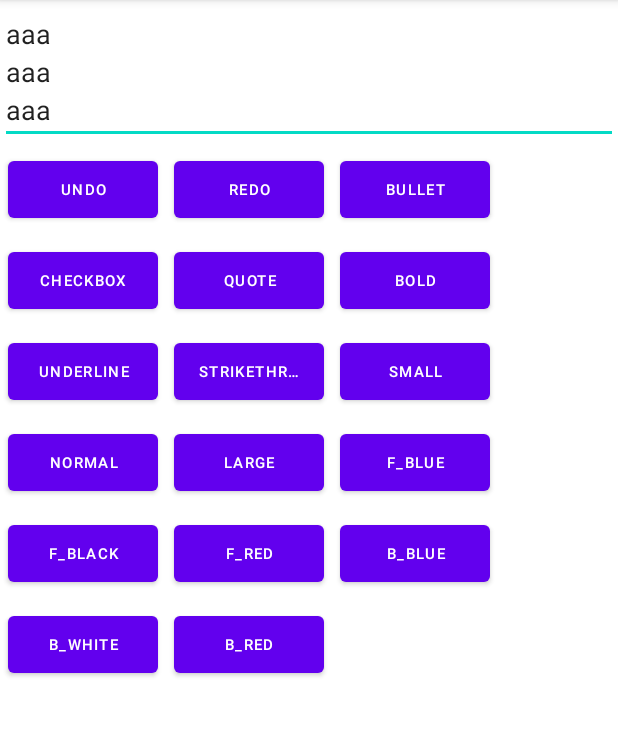
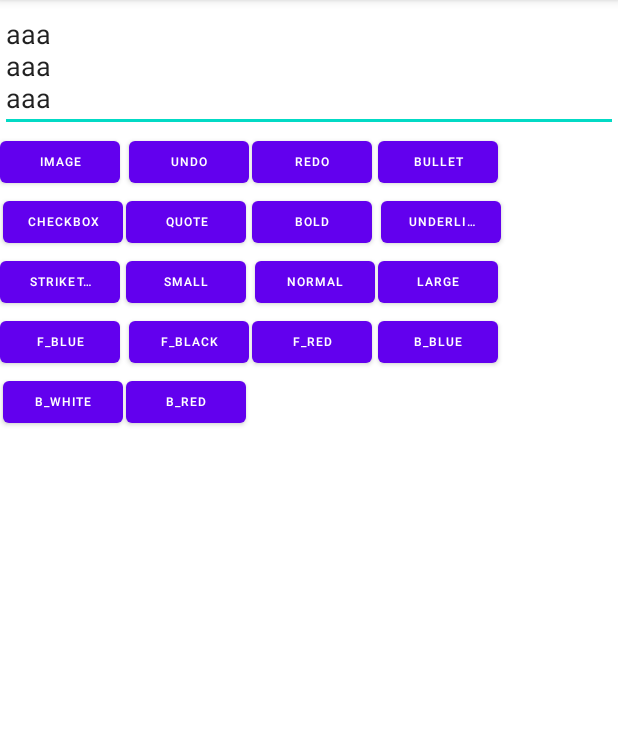
Before and after one commit to junhanRyu/MokaEditor, an Android app: the screen it shows after launch (MainActivity), on a phone screen of 412 x 824 dp, the part 84-820 px from its top. Run offline under Robolectric (Android 15) with nearby library versions, the phone set to English and light mode, and no system bars.

Commit message:
implement image span

```diff
--- a/library/src/main/java/com/luckyhan/studio/mokaeditor/MokaEditText.kt
+++ b/library/src/main/java/com/luckyhan/studio/mokaeditor/MokaEditText.kt
@@ -9,6 +9,7 @@ import android.util.AttributeSet
 import android.util.Log
 import android.view.KeyEvent
 import android.view.MotionEvent
+import android.view.ViewTreeObserver
 import android.view.inputmethod.InputConnection
 import android.view.inputmethod.InputConnectionWrapper
 import androidx.appcompat.widget.AppCompatEditText
@@ -44,10 +45,19 @@ class MokaEditText : AppCompatEditText {
     override fun onSelectionChanged(selStart: Int, selEnd: Int) {
         val source = text.toString()
 
-        if(selStart == selEnd && selStart < source.length && (source.isNotEmpty()) && source.substring(selStart, selStart+1) == MokaTextUtil.META_CHARACTER){
+        if(selStart == selEnd && selStart < source.length &&
+            (source.isNotEmpty()) &&
+            source.substring(selStart, selStart+1) == MokaTextUtil.META_CHARACTER){
             Log.d(TAG, "selection adjust start : $selStart, end : $selEnd")
             setSelection(selStart+1)
-        }else{
+        }
+        else if(selStart == selEnd && selStart < source.length &&
+            (source.isNotEmpty()) &&
+            source.substring(selStart, selStart+1)[0] == MokaTextUtil.IMAGE_PLACEHOLDER_CHARACTER[1]){
+            Log.d(TAG, "selection adjust start : $selStart, end : $selEnd")
+            setSelection(selStart-1)
+        }
+        else{
             super.onSelectionChanged(selStart, selEnd)
             selectionChangeListenr?.onSelectionChanged()
             Log.d(TAG, "selection start : $selStart, end : $selEnd")
@@ -154,7 +164,7 @@ class MokaEditText : AppCompatEditText {
     init {
         // hardwareAccelerator makes text layout overlapped vertically.
         //setLayerType(LAYER_TYPE_SOFTWARE, null)
-        setLineSpacing(0f, 1.2f)
+        //setLineSpacing(0f, 1.2f)
         addTextChangedListener(textWatcher)
     }
 
@@ -205,7 +215,6 @@ class MokaEditText : AppCompatEditText {
         return spans?.filter {
             val posX = x.roundToInt() - totalPaddingLeft
             val posY = y.roundToInt() - totalPaddingTop
-            Log.d("RichCheckBoxSpan", "posX : $posX, posY : $posY")
             (posX in it.clickableLeft..it.clickableRight && posY in it.clickableTop..it.clickableBottom)
         }
     }
@@ -217,11 +226,44 @@ class MokaEditText : AppCompatEditText {
         }
     }
 
+
+    // very tricky. spans have to be restored after layouting edittext view. so, this callback is used.
+    // if I can find any better way to resolve this problem, I have to refactor this implementation.
+    interface GlobalLayoutListenerCallback{
+        fun finished()
+    }
+
+    inner class GlobalLayoutListenr(
+        var contents : String? = null,
+        var callback : GlobalLayoutListenerCallback? = null)
+        : ViewTreeObserver.OnGlobalLayoutListener{
+        override fun onGlobalLayout() {
+            contents?.let{
+                val source = it
+                spanParser.parseString(this@MokaEditText, source)
+            }
+            callback?.finished()
+        }
+    }
+
+    private val globalLayoutListerCallback = object : GlobalLayoutListenerCallback{
+        override fun finished() {
+            viewTreeObserver.removeOnGlobalLayoutListener(globalLayoutListener)
+        }
+    }
+
+    val globalLayoutListener = GlobalLayoutListenr()
+
     override fun onRestoreInstanceState(state: Parcelable?) {
         when (state) {
             is SavedState -> {
                 super.onRestoreInstanceState(state.superState)
-                state.spannedContents?.let { spanParser.parseString(this, it) }
+                state.spannedContents?.let {
+                    spanParser.parseString(this, it)
+                    globalLayoutListener.contents = it
+                    globalLayoutListener.callback = globalLayoutListerCallback
+                    viewTreeObserver.addOnGlobalLayoutListener(globalLayoutListener)
+                }
             }
             else -> super.onRestoreInstanceState(state)
         }
--- a/library/src/main/java/com/luckyhan/studio/mokaeditor/util/MokaTextUtil.kt
+++ b/library/src/main/java/com/luckyhan/studio/mokaeditor/util/MokaTextUtil.kt
@@ -5,6 +5,7 @@ import java.lang.UnsupportedOperationException
 object MokaTextUtil {
 
     val META_CHARACTER = "\uFEFF"
+    val IMAGE_PLACEHOLDER_CHARACTER = "\n\u25A1"
 
     fun getStartOfLine(text: String, offset: Int): Int {
         if (offset < 0 || offset > text.length)
--- a/sample/src/main/java/com/luckyhan/studio/mokaeditor/sample/MainActivity.kt
+++ b/sample/src/main/java/com/luckyhan/studio/mokaeditor/sample/MainActivity.kt
@@ -1,24 +1,79 @@
 package com.luckyhan.studio.mokaeditor.sample
 
+import android.app.Activity
+import android.content.Intent
 import android.graphics.Color
+import android.net.Uri
+import android.os.Bundle
+import android.provider.MediaStore
+import android.util.Log
+import android.widget.Button
+import android.widget.ImageView
+import androidx.activity.result.contract.ActivityResultContracts
 import androidx.appcompat.app.AppCompatActivity
-import android.os.Bundle
-import android.widget.Button
 import androidx.lifecycle.lifecycleScope
-import com.luckyhan.studio.mokaeditor.DefaultMokaSpanParser
 import com.luckyhan.studio.mokaeditor.MokaEditText
 import com.luckyhan.studio.mokaeditor.MokaSpanTool
 import com.luckyhan.studio.mokaeditor.span.character.*
 import com.luckyhan.studio.mokaeditor.span.paragraph.MokaBulletSpan
 import com.luckyhan.studio.mokaeditor.span.paragraph.MokaCheckBoxSpan
 import com.luckyhan.studio.mokaeditor.span.paragraph.MokaQuoteSpan
+import java.io.File
+import java.io.FileOutputStream
+
 
 class MainActivity : AppCompatActivity() {
+
+    private lateinit var imageView: ImageView
+    private lateinit var spanTool: MokaSpanTool
+    private lateinit var editext: MokaEditText
+
+    private val galleryActivity = registerForActivityResult(
+        ActivityResultContracts.StartActivityForResult()
+    ) {
+        Log.d("MainActivity", "StartActivityForResult")
+        if (it.resultCode == Activity.RESULT_OK) {
+            val selectedImage: Uri? = it.data?.data
+            selectedImage?.let { uri ->
+                try {
+                    externalCacheDir?.let {dir->
+                        val imageName = File(dir, "img" + System.currentTimeMillis())
+                        val inputStream = contentResolver.openInputStream(uri)
+                        inputStream?.let {
+                            val outputStream = FileOutputStream(imageName)
+                            val bytes = ByteArray(1024)
+                            var len = 0
+                            while (inputStream.read(bytes).also { len = it } != -1) {
+                                outputStream.write(bytes, 0, len)
+                            }
+                            inputStream.close()
+                            outputStream.close()
+                            Log.d("MainActivity", "parent : ${dir.path} ,name : ${imageName.name}")
+                            MokaImageSpan.imageDir = externalCacheDir
+                            val imageSpan = MokaImageSpan(editext, imageName.name)
+                            spanTool.setImageSpan(imageSpan)
+                        }
+
+                    }
+                } catch (e: Exception) {
+                    Log.d("MainActivity", "File error")
+                }
+                /*contentResolver.openFileDescriptor(selectedImage, "r").use { pfd->
+                    pfd?.let{
+                        Log.d("MainActivity", "pfd there")
+                        val image = BitmapFactory.decodeFileDescriptor(pfd.fileDescriptor)
+                        imageView.setImageBitmap(image)
+                    }
+                }*/
+            }
+        }
+    }
+
     override fun onCreate(savedInstanceState: Bundle?) {
         super.onCreate(savedInstanceState)
         setContentView(R.layout.activity_main)
 
-        val editor = findViewById<MokaEditText>(R.id.editor)
+        editext = findViewById<MokaEditText>(R.id.editor)
 
         val bullet = findViewById<Button>(R.id.bullet)
         val checkbox = findViewById<Button>(R.id.checkbox)
@@ -43,63 +98,73 @@ class MainActivity : AppCompatActivity() {
         val undo = findViewById<Button>(R.id.undo)
         val redo = findViewById<Button>(R.id.redo)
 
-        val spanTool = MokaSpanTool(editor, lifecycleScope)
-        editor.textChangeListener = spanTool
+        val image = findViewById<Button>(R.id.image)
 
-        undo.setOnClickListener{
+        spanTool = MokaSpanTool(editext, lifecycleScope)
+        editext.textChangeListener = spanTool
+
+        image.setOnClickListener {
+            val intent = Intent(
+                Intent.ACTION_PICK,
+                MediaStore.Images.Media.INTERNAL_CONTENT_URI
+            )
+            galleryActivity.launch(intent)
+        }
+
+        undo.setOnClickListener {
             spanTool.undo()
         }
-        redo.setOnClickListener{
+        redo.setOnClickListener {
             spanTool.redo()
         }
 
-        bullet.setOnClickListener{
+        bullet.setOnClickListener {
             spanTool.toggleParagraphStyleSpan(MokaBulletSpan())
         }
-        checkbox.setOnClickListener{
-            spanTool.toggleParagraphStyleSpan(MokaCheckBoxSpan(editor))
+        checkbox.setOnClickListener {
+            spanTool.toggleParagraphStyleSpan(MokaCheckBoxSpan(editext))
         }
-        quote.setOnClickListener{
+        quote.setOnClickListener {
             spanTool.toggleParagraphStyleSpan(MokaQuoteSpan())
         }
 
-        bold.setOnClickListener{
+        bold.setOnClickListener {
             spanTool.toggleCharacterStyleSpan(MokaBoldSpan())
         }
-        underline.setOnClickListener{
+        underline.setOnClickListener {
             spanTool.toggleCharacterStyleSpan(MokaUnderlineSpan())
         }
-        strikethrough.setOnClickListener{
+        strikethrough.setOnClickListener {
             spanTool.toggleCharacterStyleSpan(MokaStrikethroughSpan())
         }
 
-        sizeSmall.setOnClickListener{
+        sizeSmall.setOnClickListener {
             spanTool.replaceCharacterStyleSpan(MokaFontSizeSpan(0.8f))
         }
-        sizeNormal.setOnClickListener{
+        sizeNormal.setOnClickListener {
             spanTool.replaceCharacterStyleSpan(MokaFontSizeSpan(1.0f))
         }
-        sizeLarge.setOnClickListener{
+        sizeLarge.setOnClickListener {
             spanTool.replaceCharacterStyleSpan(MokaFontSizeSpan(1.5f))
         }
 
-        fblue.setOnClickListener{
+        fblue.setOnClickListener {
             spanTool.replaceCharacterStyleSpan(MokaForegroundColorSpan(Color.BLUE))
         }
-        fred.setOnClickListener{
+        fred.setOnClickListener {
             spanTool.replaceCharacterStyleSpan(MokaForegroundColorSpan(Color.RED))
         }
-        fblack.setOnClickListener{
-            spanTool.replaceCharacterStyleSpan(MokaForegroundColorSpan(editor.currentTextColor))
+        fblack.setOnClickListener {
+            spanTool.replaceCharacterStyleSpan(MokaForegroundColorSpan(editext.currentTextColor))
         }
 
-        bblue.setOnClickListener{
+        bblue.setOnClickListener {
             spanTool.replaceCharacterStyleSpan(MokaBackgroundColorSpan(Color.parseColor("#800000ff")))
         }
-        bred.setOnClickListener{
+        bred.setOnClickListener {
             spanTool.replaceCharacterStyleSpan(MokaBackgroundColorSpan(Color.parseColor("#80ff0000")))
         }
-        bwhite.setOnClickListener{
+        bwhite.setOnClickListener {
             spanTool.replaceCharacterStyleSpan(MokaBackgroundColorSpan(Color.TRANSPARENT))
         }
     }
--- a/sample/src/main/res/layout/activity_main.xml
+++ b/sample/src/main/res/layout/activity_main.xml
@@ -8,7 +8,7 @@
 
     <androidx.constraintlayout.widget.ConstraintLayout
         android:layout_width="match_parent"
-        android:layout_height="match_parent"
+        android:layout_height="wrap_content"
         >
 
         <com.luckyhan.studio.mokaeditor.MokaEditText
@@ -27,130 +27,135 @@
             android:layout_width="match_parent"
             android:layout_height="wrap_content"
             android:orientation="horizontal"
-            android:columnCount="3"
-            app:layout_constraintBottom_toBottomOf="parent">
+            android:columnCount="4"
+            app:layout_constraintTop_toBottomOf="@id/editor"
+            app:layout_constraintStart_toStartOf="parent">
+
+            <Button
+                android:id="@+id/image"
+                android:layout_width="80dp"
+                android:layout_height="40dp"
+                android:textSize="8dp"
+                android:text="image"/>
 
             <Button
                 android:id="@+id/undo"
-                android:layout_width="100dp"
-                android:layout_height="50dp"
-                android:layout_margin="5dp"
-                android:textSize="10dp"
+                android:layout_width="80dp"
+                android:layout_height="40dp"
+                android:layout_marginStart="2dp"
+                android:layout_marginEnd="2dp"
+                android:textSize="8dp"
                 android:text="undo"/>
             <Button
                 android:id="@+id/redo"
-                android:layout_width="100dp"
-                android:layout_height="50dp"
-                android:layout_margin="5dp"
-                android:textSize="10dp"
+                android:layout_width="80dp"
+                android:layout_height="40dp"
+                android:textSize="8dp"
                 android:text="redo"/>
 
             <Button
                 android:id="@+id/bullet"
-                android:layout_width="100dp"
-                android:layout_height="50dp"
-                android:layout_margin="5dp"
-                android:textSize="10dp"
+                android:layout_width="80dp"
+                android:layout_height="40dp"
+                android:textSize="8dp"
                 android:text="Bullet"/>
             <Button
                 android:id="@+id/checkbox"
-                android:layout_width="100dp"
-                android:layout_height="50dp"
-                android:layout_margin="5dp"
-                android:textSize="10dp"
+                android:layout_width="80dp"
+                android:layout_height="40dp"
+                android:layout_marginStart="2dp"
+                android:layout_marginEnd="2dp"
+                android:textSize="8dp"
                 android:text="Checkbox"/>
             <Button
                 android:id="@+id/quote"
-                android:layout_width="100dp"
-                android:layout_height="50dp"
-                android:layout_margin="5dp"
-                android:textSize="10dp"
+                android:layout_width="80dp"
+                android:layout_height="40dp"
+                android:textSize="8dp"
                 android:text="Quote"/>
             <Button
                 android:id="@+id/bold"
-                android:layout_width="100dp"
-                android:layout_height="50dp"
-                android:layout_margin="5dp"
-                android:textSize="10dp"
+                android:layout_width="80dp"
+                android:layout_height="40dp"
+                android:textSize="8dp"
                 android:text="Bold"/>
             <Button
                 android:id="@+id/underline"
-                android:layout_width="100dp"
-                android:layout_height="50dp"
-                android:layout_margin="5dp"
-                android:textSize="10dp"
+                android:layout_width="80dp"
+                android:layout_height="40dp"
+                android:layout_marginStart="2dp"
+                android:layout_marginEnd="2dp"
+                android:textSize="8dp"
+                android:ellipsize="end"
+                android:maxLines="1"
                 android:text="Underline"/>
             <Button
                 android:id="@+id/strikethrough"
-                android:layout_width="100dp"
-                android:layout_height="50dp"
-                android:layout_margin="5dp"
-                android:textSize="10dp"
+                android:layout_width="80dp"
+                android:layout_height="40dp"
+                android:textSize="8dp"
                 android:ellipsize="end"
                 android:maxLines="1"
                 android:text="strikethrough"/>
             <Button
                 android:id="@+id/sizeSmall"
-                android:layout_width="100dp"
-                android:layout_height="50dp"
-                android:layout_margin="5dp"
-                android:textSize="10dp"
+                android:layout_width="80dp"
+                android:layout_height="40dp"
+                android:textSize="8dp"
                 android:text="Small"/>
             <Button
                 android:id="@+id/sizeNormal"
-                android:layout_width="100dp"
-                android:layout_height="50dp"
-                android:layout_margin="5dp"
-                android:textSize="10dp"
+                android:layout_width="80dp"
+                android:layout_height="40dp"
+                android:layout_marginStart="2dp"
+                android:layout_marginEnd="2dp"
+                android:textSize="8dp"
                 android:text="Normal"/>
             <Button
                 android:id="@+id/sizeLarge"
-                android:layout_width="100dp"
-                android:layout_height="50dp"
-                android:layout_margin="5dp"
-                android:textSize="10dp"
+                android:layout_width="80dp"
+                android:layout_height="40dp"
+                android:textSize="8dp"
                 android:text="Large"/>
             <Button
                 android:id="@+id/fblue"
-                android:layout_width="100dp"
-                android:layout_height="50dp"
-                android:layout_margin="5dp"
-                android:textSize="10dp"
+                android:layout_width="80dp"
+                android:layout_height="40dp"
+                android:textSize="8dp"
                 android:text="f_blue"/>
             <Button
                 android:id="@+id/fblack"
-                android:layout_width="100dp"
-                android:layout_height="50dp"
-                android:layout_margin="5dp"
-                android:textSize="10dp"
+                android:layout_width="80dp"
+                android:layout_height="40dp"
+                android:layout_marginStart="2dp"
+                android:layout_marginEnd="2dp"
+                android:textSize="8dp"
                 android:text="f_black"/>
             <Button
                 android:id="@+id/fred"
-                android:layout_width="100dp"
-                android:layout_height="50dp"
-                android:layout_margin="5dp"
-                android:textSize="10dp"
+                android:layout_width="80dp"
+                android:layout_height="40dp"
+                android:textSize="8dp"
                 android:text="f_red"/>
             <Button
                 android:id="@+id/b_blue"
-                android:layout_width="100dp"
-                android:layout_height="50dp"
-                android:layout_margin="5dp"
-                android:textSize="10dp"
+                android:layout_width="80dp"
+                android:layout_height="40dp"
+                android:textSize="8dp"
                 android:text="b_blue"/>
             <Button
                 android:id="@+id/b_white"
-                android:layout_width="100dp"
-                android:layout_height="50dp"
-                android:layout_margin="5dp"
-                android:textSize="10dp"
+                android:layout_width="80dp"
+                android:layout_height="40dp"
+                android:layout_marginStart="2dp"
+                android:layout_marginEnd="2dp"
+                android:textSize="8dp"
                 android:text="b_white"/>
             <Button
                 android:id="@+id/b_red"
-                android:layout_width="100dp"
-                android:layout_height="50dp"
-                android:layout_margin="5dp"
-                android:textSize="10dp"
+                android:layout_width="80dp"
+                android:layout_height="40dp"
+                android:textSize="8dp"
                 android:text="b_red"/>
 
 
```
Also changed, not shown: library/src/main/java/com/luckyhan/studio/mokaeditor/DefaultMokaSpanParser.kt (+11 -6 lines), library/src/main/java/com/luckyhan/studio/mokaeditor/MokaSpanTool.kt (+8 -0 lines), library/src/main/java/com/luckyhan/studio/mokaeditor/span/character/MokaImageSpan.kt (added, +110 -0 lines).
